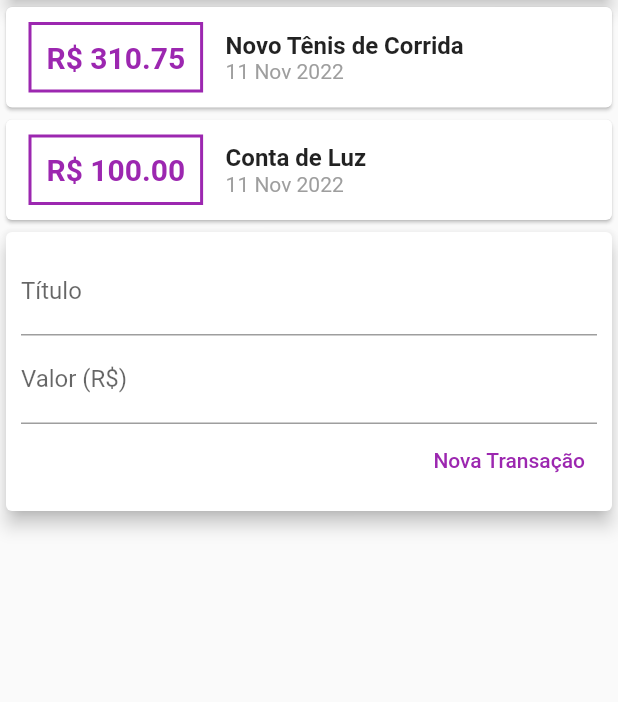
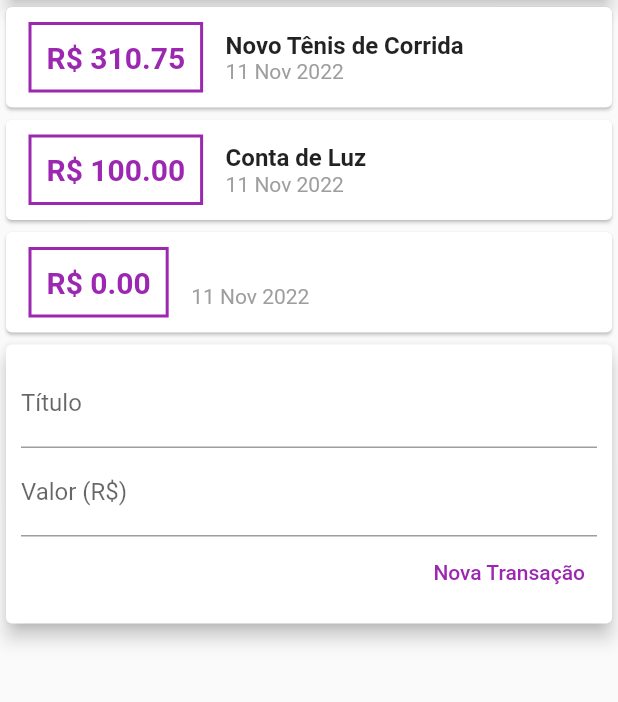
Before and after one commit to FernandoRCandiani/Project-Despesas-Pessoais, a Flutter app: the screen it shows after launch, after a tap on "Nova Transação", on a phone screen of 412 x 824 dp, the part 119-821 px from its top. Run offline on Flutter 3.47's test engine with Material 2 defaults, Android fonts, the phone set to English and light mode, and no system bars.

Commit message:
Adding transaction

```diff
--- a/lib/components/transaction_form.dart
+++ b/lib/components/transaction_form.dart
@@ -4,6 +4,10 @@ class TransationForm extends StatelessWidget {
 
   final titleController = TextEditingController();
   final valueController = TextEditingController();
+
+  final void Function(String, double) onSubmit;
+
+  TransationForm(this.onSubmit);
 
   @override
   Widget build(BuildContext context) {
@@ -30,8 +34,9 @@ class TransationForm extends StatelessWidget {
               children: [
                 TextButton(
                   onPressed: () {
-                    print(titleController.text);
-                    print(valueController.text);
+                    final title = titleController.text;
+                    final value = double.tryParse(valueController.text) ?? 0.0;
+                    onSubmit(title, value);
                   },
                   child: Text('Nova Transação'),
                   style: TextButton.styleFrom(
--- a/lib/components/transaction_user.dart
+++ b/lib/components/transaction_user.dart
@@ -1,16 +1,16 @@
+import 'dart:math';
+
 import 'package:expenses/components/transaction_form.dart';
 import 'package:expenses/components/transaction_list.dart';
 import 'package:expenses/models/transaction.dart';
 import 'package:flutter/material.dart';
 
 class TransactionUser extends StatefulWidget {
-
   @override
   State<TransactionUser> createState() => _TransactionUserState();
 }
 
 class _TransactionUserState extends State<TransactionUser> {
-
   final _transaction = [
     Transaction(
       id: 't1',
@@ -26,12 +26,25 @@ class _TransactionUserState extends State<TransactionUser> {
     ),
   ];
 
+  _addTransation(String title, double value) {
+    final newTransaction = Transaction(
+      id: Random().nextDouble().toString(),
+      title: title,
+      value: value,
+      date: DateTime.now(),
+    );
+
+    setState(() {
+      _transaction.add(newTransaction);
+    });
+  }
+
   @override
   Widget build(BuildContext context) {
     return Column(
       children: [
         TransactionList(_transaction),
-        TransationForm(),
+        TransationForm(_addTransation),
       ],
     );
   }
```
